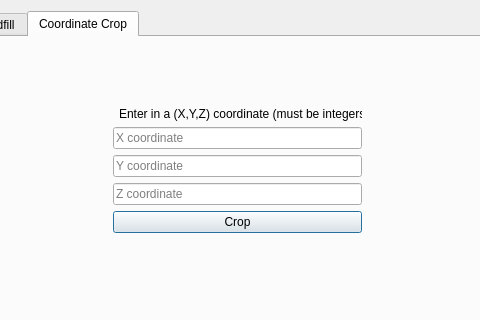
First picture: the form in main.ui, repository LarynQi/ATLAS_Coding_Challenge, before the edit; both pictures show x 731 to 1211 and y 0 to 320 of the 1377 by 778 pixel window.
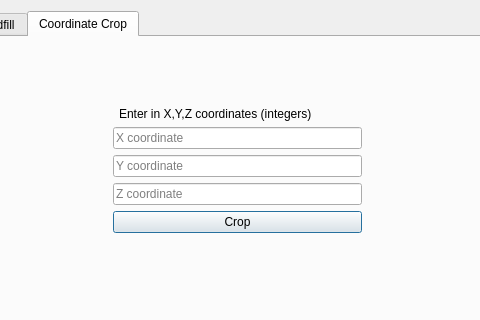
Second picture: the form after the edit.

Patch:
```diff
--- a/main.ui
+++ b/main.ui
@@ -103,7 +103,7 @@
           <item row="0" column="1">
            <widget class="QLabel" name="label">
             <property name="text">
-             <string>Enter in a (X,Y,Z) coordinate (must be integers)</string>
+             <string>Enter in X,Y,Z coordinates (integers)</string>
             </property>
            </widget>
           </item>
```
